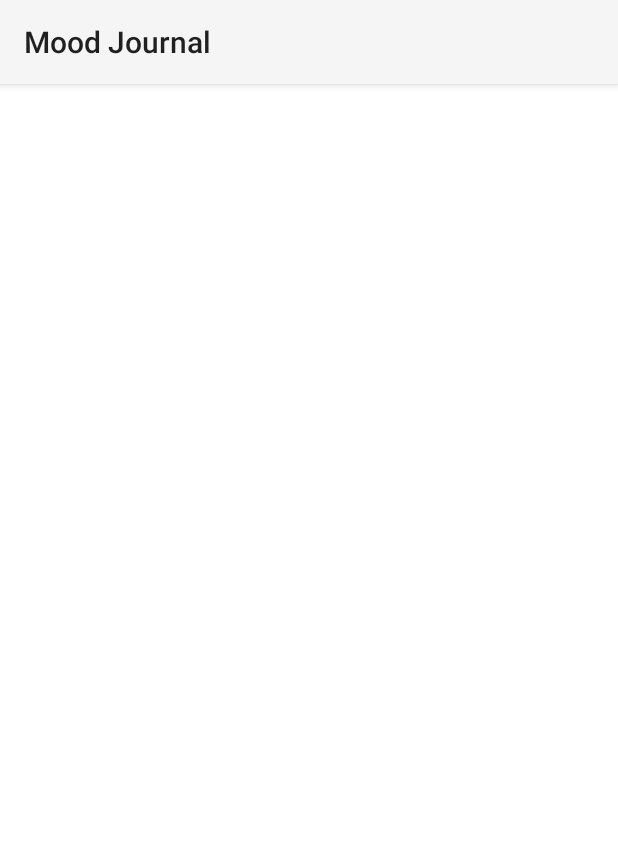
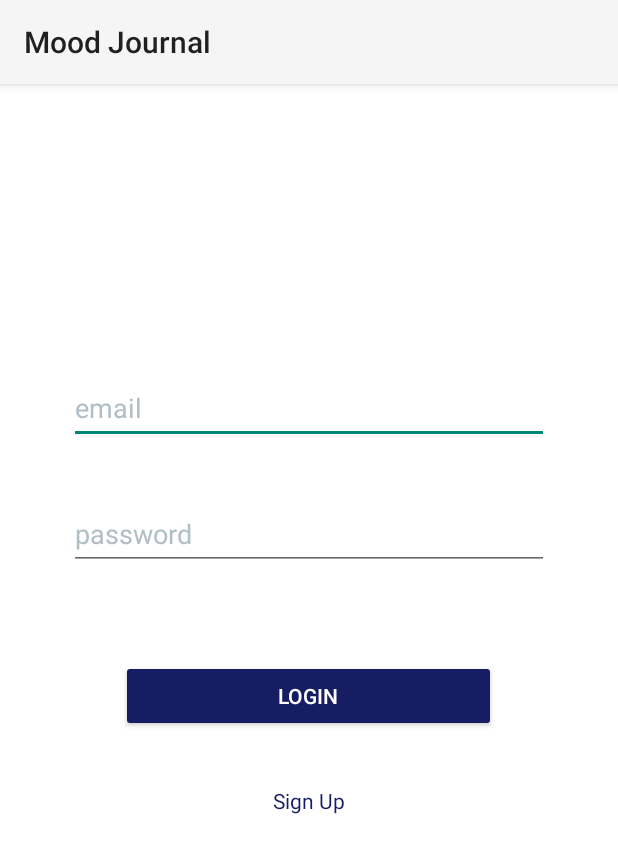
Before and after one commit to jkieltyka15/cmsc-628-hw3-aws-mood-journal-app, an Android app: the screen it shows after launch (MainActivity), on a phone screen of 412 x 824 dp. Shown: the top 853 px of the screen. Run offline under Robolectric (Android 15) with nearby library versions, the phone set to English and light mode, and no system bars.

Commit message:
MJ: Added UI elements for login fragment.

```diff
--- a/app/src/main/java/com/example/moodjournal/MainActivity.java
+++ b/app/src/main/java/com/example/moodjournal/MainActivity.java
@@ -5,6 +5,8 @@ import android.os.Bundle;
 import androidx.appcompat.app.AppCompatActivity;
 
 public class MainActivity extends AppCompatActivity {
+
+    private LoginFragment loginFragment = new LoginFragment();
 
     /**
      * Called when Activity is created
@@ -17,5 +19,12 @@ public class MainActivity extends AppCompatActivity {
         // perform standard setup
         super.onCreate(savedInstanceState);
         setContentView(R.layout.activity_main);
+
+        // display login fragment
+        if (null == savedInstanceState) {
+            getSupportFragmentManager().beginTransaction()
+                    .replace(R.id.fragment_container_main, loginFragment)
+                    .commit();
+        }
     }
 }
--- a/app/src/main/res/layout/fragment_login.xml
+++ b/app/src/main/res/layout/fragment_login.xml
@@ -6,4 +6,76 @@
     android:orientation="vertical"
     tools:context=".LoginFragment">
 
+    <Space
+        android:layout_width="match_parent"
+        android:layout_height="192sp" />
+
+    <EditText
+        android:id="@+id/editText_login_email"
+        android:layout_width="320dp"
+        android:layout_height="48dp"
+        android:layout_gravity="center_horizontal"
+        android:autofillHints="@string/login_email_hint"
+        android:ems="10"
+        android:hint="@string/login_email_accessibility"
+        android:imeActionLabel="@string/login_email_accessibility"
+        android:inputType="textEmailAddress"
+        android:maxWidth="320dp"
+        android:textColor="@color/login_email_text"
+        android:textColorHint="@color/login_email_hint" />
+
+    <Space
+        android:layout_width="match_parent"
+        android:layout_height="36sp" />
+
+    <EditText
+        android:id="@+id/editText_login_password"
+        android:layout_width="320dp"
+        android:layout_height="48dp"
+        android:layout_gravity="center_horizontal"
+        android:autofillHints="@string/login_password_hint"
+        android:ems="10"
+        android:hint="@string/login_password_accessibility"
+        android:inputType="textPassword"
+        android:maxWidth="320dp"
+        android:textColor="@color/login_password_text"
+        android:textColorHint="@color/login_password_hint" />
+
+    <Space
+        android:layout_width="match_parent"
+        android:layout_height="12sp" />
+
+    <TextView
+        android:id="@+id/textView_login_error"
+        android:layout_width="match_parent"
+        android:layout_height="36sp"
+        android:textAlignment="center"
+        android:textColor="@color/login_error_text" />
+
+    <Space
+        android:layout_width="match_parent"
+        android:layout_height="12sp" />
+
+    <Button
+        android:id="@+id/button_login"
+        android:layout_width="250dp"
+        android:layout_height="wrap_content"
+        android:layout_gravity="center_horizontal"
+        android:backgroundTint="@color/button_login"
+        android:maxWidth="350dp"
+        android:text="@string/button_login_text"
+        android:textColor="@color/button_login_text" />
+
+    <Space
+        android:layout_width="match_parent"
+        android:layout_height="36sp" />
+
+    <TextView
+        android:id="@+id/textView_signup"
+        android:layout_width="match_parent"
+        android:layout_height="wrap_content"
+        android:text="@string/signup_text"
+        android:textAlignment="center"
+        android:textColor="@color/signup_text" />
+
 </LinearLayout>
--- a/app/src/main/res/values/colors.xml
+++ b/app/src/main/res/values/colors.xml
@@ -4,4 +4,12 @@
     <color name="white">#FFFFFFFF</color>                   <!-- White -->
     <color name="toolbar">#161D63</color>                   <!-- Dark Royal Blue -->
     <color name="toolbar_text">#FFFFFFFF</color>            <!-- White -->
+    <color name="login_email_text">#FF000000</color>        <!-- Black -->
+    <color name="login_email_hint">#B0BEC5</color>          <!-- Grey -->
+    <color name="login_password_text">#FF000000</color>     <!-- Black -->
+    <color name="login_password_hint">#B0BEC5</color>       <!-- Grey -->
+    <color name="login_error_text">#CC0000</color>          <!-- Red -->
+    <color name="button_login">#161D63</color>              <!-- Dark Royal Blue -->
+    <color name="button_login_text">#FFFFFFFF</color>       <!-- White -->
+    <color name="signup_text">#161D63</color>               <!-- Dark Royal Blue -->
 </resources>
--- a/app/src/main/res/values/strings.xml
+++ b/app/src/main/res/values/strings.xml
@@ -1,5 +1,11 @@
 <resources>
     <string name="app_name">Mood Journal</string>
     <string name="unknown_value">unknown</string>
+    <string name="login_email_hint">email</string>
+    <string name="login_email_accessibility">email</string>
+    <string name="login_password_hint">password</string>
+    <string name="login_password_accessibility">password</string>
+    <string name="button_login_text">Login</string>
+    <string name="signup_text">Sign Up</string>
     <string name="button_toolbar_menu_description">Navigation Menu</string>
 </resources>
```
